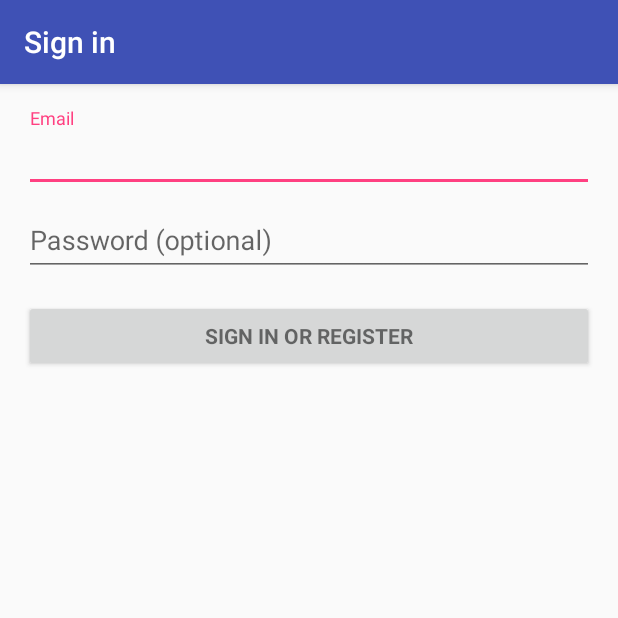
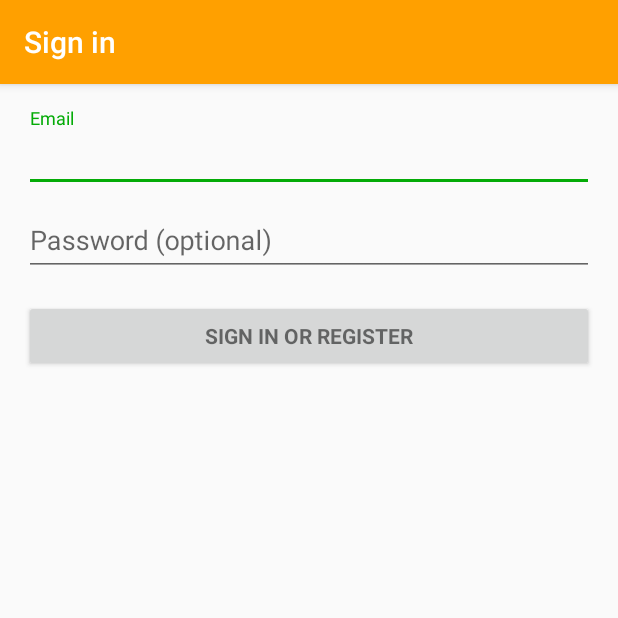
Before and after one commit to vauvenal5/pieShare, an Android app: the LoginActivity screen opened directly, with no data from a screen before it, on a phone screen of 412 x 824 dp, the top half of it. Run offline under Robolectric (Android 15) with nearby library versions, the phone set to English and light mode, and no system bars; 2 statements that could not run were skipped.

Commit message:
add view file manager and change app colors #156

```diff
--- /dev/null
+++ b/android/PieShare/app/src/main/res/values-v21/styles.xml
@@ -0,0 +1,9 @@
+<resources>>
+
+	<style name="AppTheme.NoActionBar">
+		<item name="windowActionBar">false</item>
+		<item name="windowNoTitle">true</item>
+		<item name="android:windowDrawsSystemBarBackgrounds">true</item>
+		<item name="android:statusBarColor">@android:color/transparent</item>
+	</style>
+</resources>
--- /dev/null
+++ b/android/PieShare/app/src/main/res/values-w820dp/dimens.xml
@@ -0,0 +1,6 @@
+<resources>
+	<!-- Example customization of dimensions originally defined in res/values/dimens.xml
+         (such as screen margins) for screens with more than 820dp of available width. This
+         would include 7" and 10" devices in landscape (~960dp and ~1280dp respectively). -->
+	<dimen name="activity_horizontal_margin">64dp</dimen>
+</resources>
--- a/android/PieShare/app/src/main/res/values/colors.xml
+++ b/android/PieShare/app/src/main/res/values/colors.xml
@@ -1,6 +1,6 @@
 <?xml version="1.0" encoding="utf-8"?>
 <resources>
-    <color name="colorPrimary">#3F51B5</color>
-    <color name="colorPrimaryDark">#303F9F</color>
-    <color name="colorAccent">#FF4081</color>
+    <color name="colorPrimary">#ffa000</color>
+    <color name="colorPrimaryDark">#e68200</color>
+    <color name="colorAccent">#04ab07</color>
 </resources>
--- a/android/PieShare/app/src/main/res/values/strings.xml
+++ b/android/PieShare/app/src/main/res/values/strings.xml
@@ -14,4 +14,5 @@
     <string name="permission_rationale">"Contacts permissions are needed for providing email
         completions."
     </string>
+	<string name="title_activity_file_manager">FileManager</string>
 </resources>
--- a/android/PieShare/app/src/main/res/values/styles.xml
+++ b/android/PieShare/app/src/main/res/values/styles.xml
@@ -8,4 +8,8 @@
 		<item name="colorAccent">@color/colorAccent</item>
 	</style>
 
+	<style name="AppTheme.AppBarOverlay" parent="ThemeOverlay.AppCompat.Dark.ActionBar"/>
+
+	<style name="AppTheme.PopupOverlay" parent="ThemeOverlay.AppCompat.Light"/>
+
 </resources>
```
Also changed, not shown: android/PieShare/app/src/main/AndroidManifest.xml (+12 -7 lines), android/PieShare/app/src/main/java/org/pieShare/android/FileManager.java (added, +29 -0 lines), android/PieShare/app/src/main/res/layout/activity_file_manager.xml (added, +36 -0 lines), android/PieShare/app/src/main/res/layout/content_file_manager.xml (added, +16 -0 lines), android/PieShare/app/src/main/res/values/dimens.xml (+4 -3 lines). Lines whose indentation alone changed are shown as unchanged.
